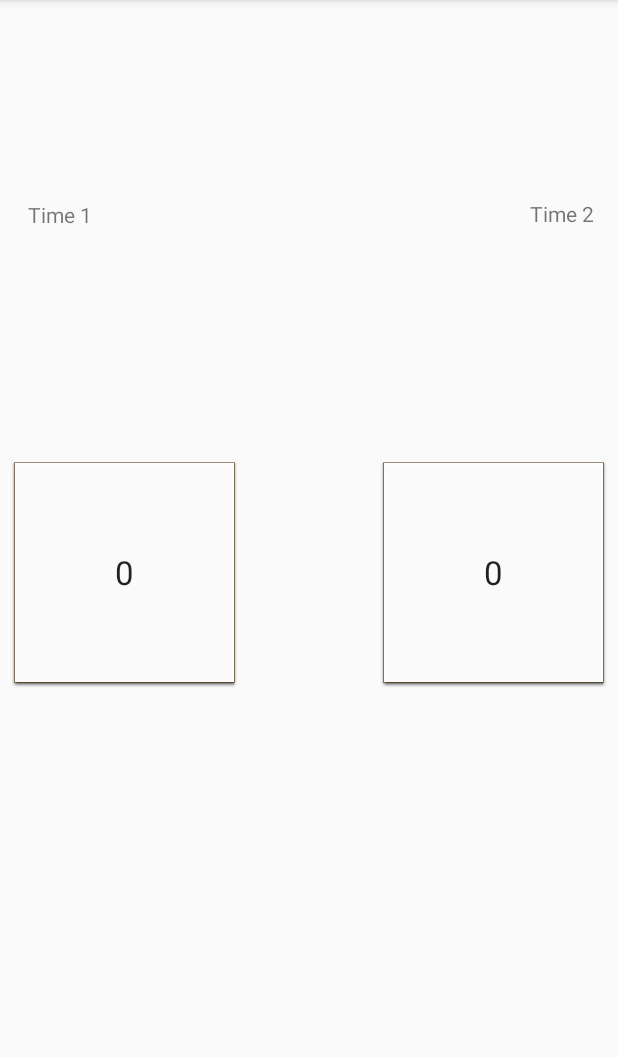
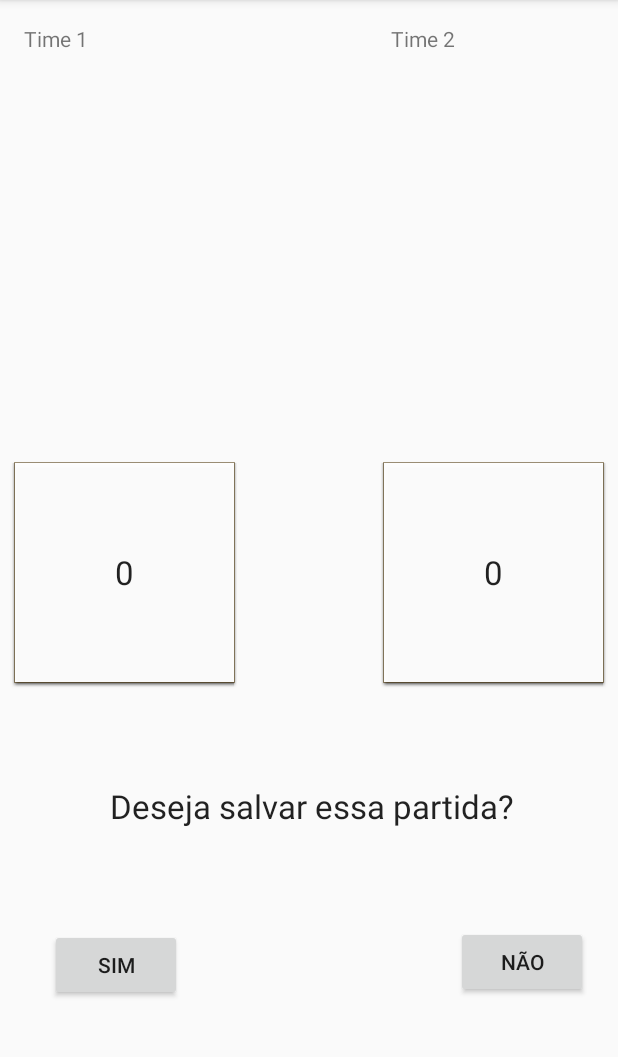
Before and after one commit to wagnermachado/MeuFut-LP2, an Android app: the FimDeJogo screen opened directly, with no data from a screen before it, on a phone screen of 412 x 824 dp, the part 84-1141 px from its top. Run offline under Robolectric (Android 15) with nearby library versions, the phone set to English and light mode, and no system bars.

Commit message:
Arrumando bd

```diff
--- a/app/src/main/java/com/example/alunos/meufut/FimDeJogo.java
+++ b/app/src/main/java/com/example/alunos/meufut/FimDeJogo.java
@@ -3,8 +3,10 @@ package com.example.alunos.meufut;
 import android.content.Intent;
 import android.os.Bundle;
 import android.support.v7.app.AppCompatActivity;
+import android.view.View;
 import android.widget.Button;
 import android.widget.TextView;
+import android.widget.Toast;
 
 import java.util.ArrayList;
 
@@ -14,20 +16,28 @@ import java.util.ArrayList;
 
 public class FimDeJogo extends AppCompatActivity {
 
-    ArrayList<Pessoa> time1 = new ArrayList<>();
-    ArrayList<Pessoa> time2 = new ArrayList<>();
     int gol1, gol2;
     Intent it;
-    Button gols1B, gols2B;
+    Button gols1B, gols2B, sim, nao;
     TextView time1T, time2T;
+    String time1List;
+    String time2List;
+    Pessoa pessoa;
 
     @Override
     protected void onCreate(Bundle savedInstanceState) {
         super.onCreate(savedInstanceState);
         setContentView(R.layout.activity_fim);
 
+        time1T = (TextView) findViewById(R.id.txtTime1);
+        time2T = (TextView) findViewById(R.id.txtTime2);
+
+        it = new Intent(this, MainActivity.class);
+
         gols1B = (Button) findViewById(R.id.btnTime1);
         gols2B = (Button) findViewById(R.id.btnTime2);
+        sim = (Button) findViewById(R.id.btnSim);
+        nao = (Button) findViewById(R.id.btnNao);
 
         gol1 = getIntent().getIntExtra("gols1", 0);
         gol2 = getIntent().getIntExtra("gols2", 0);
@@ -35,7 +45,53 @@ public class FimDeJogo extends AppCompatActivity {
         gols1B.setText(String.valueOf(gol1));
         gols2B.setText(String.valueOf(gol2));
 
+        final ArrayList<Pessoa> time1 = getIntent().getParcelableArrayListExtra("time1");
+        final ArrayList<Pessoa> time2 = getIntent().getParcelableArrayListExtra("time2");
 
+        if (time1 != null) {
+
+            for (int i = 0; i < time1.size(); i++) {
+                if (i == 0) {
+                    pessoa = time1.get(i);
+                    time1List = pessoa.getNome();
+                } else {
+                    pessoa = time1.get(i);
+                    time1List = time1List + ", " + pessoa.getNome();
+                }
+            }
+
+            for (int i = 0; i < time2.size(); i++) {
+                if (i == 0) {
+                    pessoa = time2.get(i);
+                    time2List = pessoa.getNome();
+                } else {
+                    pessoa = time2.get(i);
+                    time2List = time2List + ", " + pessoa.getNome();
+                }
+            }
+
+            time1T.setText("Time 1: " + time1List);
+            time2T.setText("Time 2: " + time2List);
+
+        }
+
+        sim.setOnClickListener(new Button.OnClickListener() {
+            public void onClick(View v) {
+                BancoController crud = new BancoController(getBaseContext());
+                String resultado;
+
+                resultado = crud.insereDado(gol1, gol2);
+                Toast.makeText(getApplicationContext(), resultado, Toast.LENGTH_LONG).show();
+
+                startActivity(it);
+            }
+        });
+
+        nao.setOnClickListener(new Button.OnClickListener() {
+            public void onClick(View v) {
+                startActivity(it);
+            }
+        });
     }
 
 
--- a/app/src/main/res/layout/activity_fim.xml
+++ b/app/src/main/res/layout/activity_fim.xml
@@ -3,7 +3,27 @@
     xmlns:app="http://schemas.android.com/apk/res-auto"
     xmlns:tools="http://schemas.android.com/tools"
     android:orientation="vertical" android:layout_width="match_parent"
-    android:layout_height="match_parent">
+    android:layout_height="match_parent"
+    tools:layout_editor_absoluteY="81dp"
+    tools:layout_editor_absoluteX="0dp">
+
+    <TextView
+        android:id="@+id/textView"
+        android:layout_width="wrap_content"
+        android:layout_height="wrap_content"
+        android:layout_weight="1"
+        android:text="Deseja salvar essa partida?"
+        android:textAppearance="@android:style/TextAppearance.DeviceDefault.Large"
+        app:layout_constraintTop_toTopOf="parent"
+        android:layout_marginTop="7dp"
+        app:layout_constraintBottom_toBottomOf="parent"
+        android:layout_marginBottom="8dp"
+        android:layout_marginLeft="8dp"
+        app:layout_constraintLeft_toLeftOf="parent"
+        android:layout_marginRight="8dp"
+        app:layout_constraintRight_toRightOf="parent"
+        app:layout_constraintHorizontal_bias="0.514"
+        app:layout_constraintVertical_bias="0.712" />
 
     <Button
         android:id="@+id/btnTime2"
@@ -17,10 +37,10 @@
         android:layout_marginTop="8dp"
         app:layout_constraintBottom_toBottomOf="parent"
         android:layout_marginBottom="8dp"
+        android:layout_marginLeft="8dp"
+        app:layout_constraintLeft_toLeftOf="parent"
         android:layout_marginRight="8dp"
         app:layout_constraintRight_toRightOf="parent"
-        android:layout_marginLeft="8dp"
-        app:layout_constraintLeft_toLeftOf="parent"
         app:layout_constraintHorizontal_bias="1.0"
         app:layout_constraintVertical_bias="0.498" />
 
@@ -36,48 +56,123 @@
         android:layout_marginTop="8dp"
         app:layout_constraintBottom_toBottomOf="parent"
         android:layout_marginBottom="8dp"
+        android:layout_marginLeft="8dp"
+        app:layout_constraintLeft_toLeftOf="parent"
         android:layout_marginRight="8dp"
         app:layout_constraintRight_toRightOf="parent"
+        app:layout_constraintHorizontal_bias="0.0"
+        app:layout_constraintVertical_bias="0.498" />
+
+    <LinearLayout
+        android:id="@+id/linearLayout"
+        android:layout_width="149dp"
+        android:layout_height="141dp"
+        android:orientation="horizontal"
+        app:layout_constraintTop_toTopOf="parent"
+        android:layout_marginTop="8dp"
         android:layout_marginLeft="8dp"
-        app:layout_constraintVertical_bias="0.498"
         app:layout_constraintLeft_toLeftOf="parent"
-        app:layout_constraintHorizontal_bias="0.0" />
+        android:layout_marginRight="8dp"
+        app:layout_constraintRight_toRightOf="parent"
+        app:layout_constraintBottom_toBottomOf="parent"
+        android:layout_marginBottom="8dp"
+        app:layout_constraintHorizontal_bias="0.993"
+        app:layout_constraintVertical_bias="0.0">
 
         <TextView
             android:id="@+id/txtTime2"
             android:layout_width="wrap_content"
             android:layout_height="wrap_content"
             android:layout_column="1"
+            android:layout_marginBottom="8dp"
+            android:layout_marginEnd="8dp"
+            android:layout_marginLeft="8dp"
+            android:layout_marginRight="8dp"
+            android:layout_marginStart="8dp"
+            android:layout_marginTop="8dp"
             android:layout_row="1"
-        android:text="Time 1"
+            android:layout_weight="1"
+            android:text="Time 2"
+            app:layout_constraintBottom_toBottomOf="parent"
+            app:layout_constraintHorizontal_bias="0.031"
+            app:layout_constraintLeft_toLeftOf="parent"
+            app:layout_constraintRight_toRightOf="parent"
             app:layout_constraintTop_toTopOf="parent"
+            app:layout_constraintVertical_bias="0.171" />
+    </LinearLayout>
+
+    <LinearLayout
+        android:layout_width="149dp"
+        android:layout_height="141dp"
+        android:layout_marginBottom="8dp"
+        android:layout_marginEnd="8dp"
+        android:layout_marginLeft="8dp"
+        android:layout_marginRight="8dp"
+        android:layout_marginStart="8dp"
         android:layout_marginTop="8dp"
+        android:layout_weight="1"
+        android:orientation="horizontal"
         app:layout_constraintBottom_toBottomOf="parent"
-        android:layout_marginBottom="8dp"
-        android:layout_marginRight="8dp"
+        app:layout_constraintHorizontal_bias="0.0"
+        app:layout_constraintLeft_toLeftOf="parent"
         app:layout_constraintRight_toRightOf="parent"
-        android:layout_marginLeft="8dp"
-        app:layout_constraintLeft_toLeftOf="parent"
-        app:layout_constraintHorizontal_bias="0.031"
-        app:layout_constraintVertical_bias="0.171" />
+        app:layout_constraintTop_toTopOf="parent"
+        app:layout_constraintVertical_bias="0.0"
+        android:id="@+id/linearLayout3">
 
         <TextView
             android:id="@+id/txtTime1"
             android:layout_width="wrap_content"
             android:layout_height="wrap_content"
             android:layout_column="1"
-        android:layout_row="0"
-        android:text="Time 2"
+            android:layout_marginBottom="8dp"
+            android:layout_marginEnd="8dp"
+            android:layout_marginLeft="8dp"
+            android:layout_marginRight="8dp"
+            android:layout_marginStart="8dp"
+            android:layout_marginTop="8dp"
+            android:layout_row="1"
+            android:layout_weight="1"
+            android:text="Time 1"
+            app:layout_constraintBottom_toBottomOf="parent"
+            app:layout_constraintHorizontal_bias="0.031"
+            app:layout_constraintLeft_toLeftOf="parent"
+            app:layout_constraintRight_toRightOf="parent"
             app:layout_constraintTop_toTopOf="parent"
-        android:layout_marginTop="8dp"
-        app:layout_constraintBottom_toBottomOf="parent"
+            app:layout_constraintVertical_bias="0.171" />
+    </LinearLayout>
+
+    <Button
+        android:id="@+id/btnSim"
+        android:layout_width="wrap_content"
+        android:layout_height="wrap_content"
         android:layout_marginBottom="8dp"
         android:layout_marginLeft="8dp"
+        android:layout_marginRight="8dp"
+        android:layout_marginTop="8dp"
+        android:text="SIM"
+        app:layout_constraintBottom_toBottomOf="parent"
+        app:layout_constraintHorizontal_bias="0.083"
         app:layout_constraintLeft_toLeftOf="parent"
+        app:layout_constraintRight_toRightOf="parent"
+        app:layout_constraintTop_toTopOf="parent"
+        app:layout_constraintVertical_bias="0.868" />
+
+    <Button
+        android:id="@+id/btnNao"
+        android:layout_width="wrap_content"
+        android:layout_height="wrap_content"
+        android:layout_marginBottom="8dp"
+        android:layout_marginLeft="8dp"
         android:layout_marginRight="8dp"
+        android:layout_marginTop="8dp"
+        android:text="NÃO"
+        app:layout_constraintBottom_toBottomOf="parent"
+        app:layout_constraintHorizontal_bias="0.962"
+        app:layout_constraintLeft_toLeftOf="parent"
         app:layout_constraintRight_toRightOf="parent"
-        app:layout_constraintHorizontal_bias="0.977"
-        app:layout_constraintVertical_bias="0.17" />
+        app:layout_constraintTop_toTopOf="parent"
+        app:layout_constraintVertical_bias="0.866" />
 
 
 </android.support.constraint.ConstraintLayout>
```
Also changed, not shown: app/src/main/java/com/example/alunos/meufut/BancoController.java (added, +55 -0 lines), app/src/main/java/com/example/alunos/meufut/CriaBanco.java (+5 -17 lines), app/src/main/java/com/example/alunos/meufut/OrganizarTimes.java (+4 -4 lines), 18 other files. Lines whose indentation alone changed are shown as unchanged.
